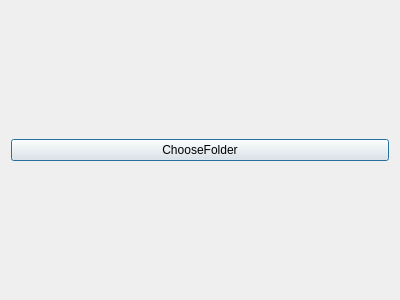
Qt form importmoisturedata.ui (ArashMassoudieh/DryWellScriptGenerator) before a commit.
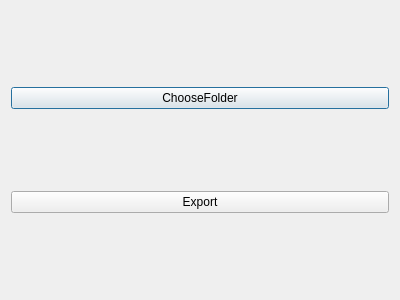
The same form after that commit.

Diff of the .ui file:
```diff
--- a/importmoisturedata.ui
+++ b/importmoisturedata.ui
@@ -21,6 +21,13 @@
      </property>
     </widget>
    </item>
+   <item>
+    <widget class="QPushButton" name="pushButtonExport">
+     <property name="text">
+      <string>Export</string>
+     </property>
+    </widget>
+   </item>
   </layout>
  </widget>
  <resources/>
```
